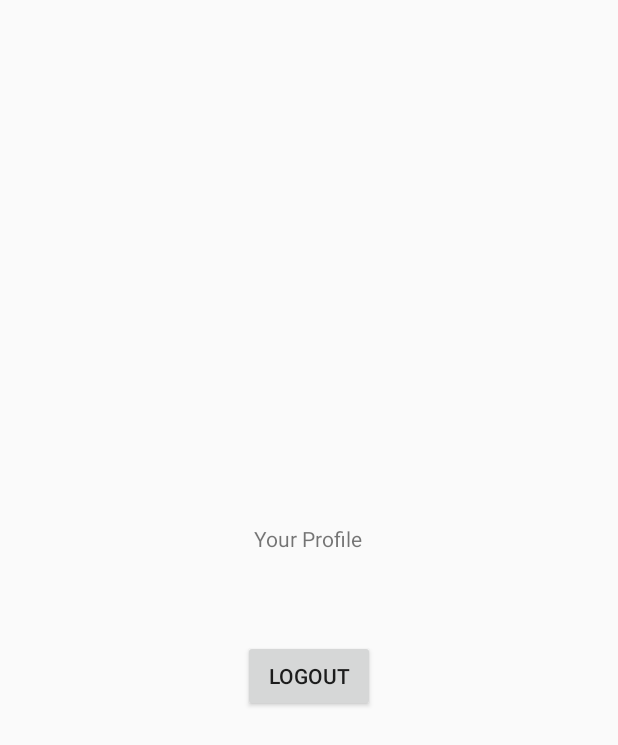
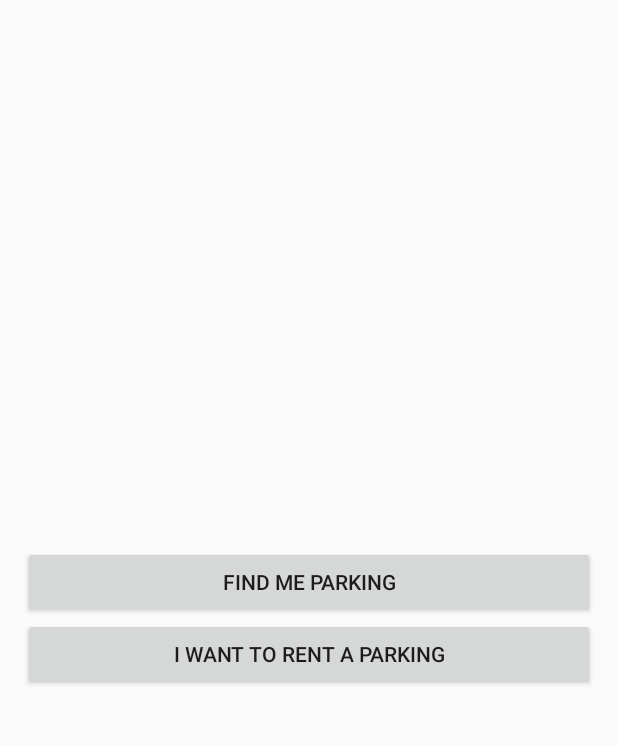
Before and after one commit to oravital7/parKing, an Android app: the screen it shows after launch (MainActivity), on a phone screen of 412 x 824 dp. Shown: the top 745 px of the screen. Run offline under Robolectric (Android 15) with nearby library versions, the phone set to English and light mode, and no system bars.

Commit message:
main activity update

```diff
--- a/app/src/main/java/com/fun/parking/MainActivity.java
+++ b/app/src/main/java/com/fun/parking/MainActivity.java
@@ -4,52 +4,29 @@ import androidx.appcompat.app.AppCompatActivity;
 import android.content.Intent;
 import android.os.Bundle;
 import android.view.View;
-import android.widget.TextView;
-
-import com.google.firebase.auth.FirebaseAuth;
-import com.google.firebase.firestore.DocumentReference;
-import com.google.firebase.firestore.DocumentSnapshot;
-import com.google.firebase.firestore.EventListener;
-import com.google.firebase.firestore.FirebaseFirestore;
-import com.google.firebase.firestore.FirebaseFirestoreException;
+import android.widget.Button;
 
 import javax.annotation.Nullable;
 
 public class MainActivity extends AppCompatActivity {
-    TextView fullName,email,phone;
-    FirebaseAuth fAuth;
-    FirebaseFirestore fStore;
-    String userId;
+    Button mRent, mFind;
 
     @Override
     protected void onCreate(Bundle savedInstanceState) {
         super.onCreate(savedInstanceState);
         setContentView(R.layout.activity_main);
-        phone = findViewById(R.id.profilePhone);
-        fullName = findViewById(R.id.profileName);
-        email    = findViewById(R.id.profileEmail);
+        mRent= findViewById(R.id.rent);
+        mFind = findViewById(R.id.findParking);
 
-        fAuth = FirebaseAuth.getInstance();
-        fStore = FirebaseFirestore.getInstance();
+//        mFind.setOnClickListener(new View.OnClickListener() {
+//            @Override
+//            public void onClick(View v) {
+//                startActivity(new Intent(MainActivity.this, buisness.BuisnessMainActivity.class));
+//            }
+//        });
 
-        userId = fAuth.getCurrentUser().getUid();
-
-        DocumentReference documentReference = fStore.collection("users").document(userId);
-        documentReference.addSnapshotListener(this, new EventListener<DocumentSnapshot>() {
-            @Override
-            public void onEvent(@Nullable DocumentSnapshot documentSnapshot, @Nullable FirebaseFirestoreException e) {
-                phone.setText(documentSnapshot.getString("phone"));
-                fullName.setText(documentSnapshot.getString("fName"));
-                email.setText(documentSnapshot.getString("email"));
-            }
-        });
 
 
     }
 
-    public void logout(View view) {
-        FirebaseAuth.getInstance().signOut();//logout
-        startActivity(new Intent(getApplicationContext(),Login.class));
-        finish();
-    }
 }
--- a/app/src/main/res/layout/activity_main.xml
+++ b/app/src/main/res/layout/activity_main.xml
@@ -9,56 +9,20 @@
     android:gravity="center"
     android:orientation="vertical"
     android:padding="15dp"
-    tools:context=".Login">
+    tools:context=".Login"
 
-    <TextView
-        android:id="@+id/textView4"
-        android:layout_width="wrap_content"
-        android:layout_height="wrap_content"
-        android:text="Your Profile"
-        app:layout_constraintBottom_toBottomOf="parent"
-        app:layout_constraintLeft_toLeftOf="parent"
-        app:layout_constraintRight_toRightOf="parent"
-        app:layout_constraintTop_toTopOf="parent" />
-
-    <ImageView
-        android:id="@+id/imageView"
-        android:layout_width="wrap_content"
-        android:layout_height="wrap_content"
-        tools:layout_editor_absoluteX="141dp"
-        tools:layout_editor_absoluteY="205dp"
-        tools:srcCompat="@tools:sample/avatars" />
-
-    <TextView
-        android:id="@+id/profileName"
-        android:layout_width="wrap_content"
-        android:layout_height="wrap_content"
-        android:text="Your Name"
-        tools:layout_editor_absoluteX="176dp"
-        tools:layout_editor_absoluteY="375dp" />
-
-    <TextView
-        android:id="@+id/profileEmail"
-        android:layout_width="wrap_content"
-        android:layout_height="wrap_content"
-        android:text="Your Email Address"
-        tools:layout_editor_absoluteX="144dp"
-        tools:layout_editor_absoluteY="394dp" />
-
-    <TextView
-        android:id="@+id/profilePhone"
-        android:layout_width="wrap_content"
-        android:layout_height="wrap_content"
-        android:text="Phone Number"
-        tools:layout_editor_absoluteX="182dp"
-        tools:layout_editor_absoluteY="429dp" />
+    >
 
     <Button
-        android:id="@+id/button"
-        android:layout_width="wrap_content"
+        android:id="@+id/findParking"
+        android:layout_width="match_parent"
         android:layout_height="wrap_content"
-        android:text="Logout"
-        tools:layout_editor_absoluteX="161dp"
-        tools:layout_editor_absoluteY="466dp" />
+        android:text="find me parking" />
+
+    <Button
+        android:id="@+id/rent"
+        android:layout_width="match_parent"
+        android:layout_height="wrap_content"
+        android:text="i want to rent a parking" />
 </LinearLayout>
 <!--</androidx.constraintlayout.widget.ConstraintLayout>-->
--- a/app/src/main/res/values/strings.xml
+++ b/app/src/main/res/values/strings.xml
@@ -24,4 +24,5 @@
     <string name="menu_send">Send</string>
     <string name="navigation_frawer_open">open navi</string>
     <string name="navigation_frawer_close">close navi</string>
+    <string name="title_activity_profile">Profile</string>
 </resources>
--- a/app/src/main/res/values/styles.xml
+++ b/app/src/main/res/values/styles.xml
@@ -6,7 +6,7 @@
         <item name="colorPrimary">@color/colorPrimary</item>
         <item name="colorPrimaryDark">@color/colorPrimaryDark</item>
         <item name="colorAccent">@color/colorAccent</item>
-<!--        <item name="coordinatorLayoutStyle">@style/Widget.Support.CoordinatorLayout</item>-->
+        <!--        <item name="coordinatorLayoutStyle">@style/Widget.Support.CoordinatorLayout</item>-->
     </style>
 
     <style name="AppTheme.NoActionBar">
```
Also changed, not shown: app/src/main/AndroidManifest.xml (+8 -2 lines), app/src/main/java/com/fun/parking/customer/Profile.java (added, +58 -0 lines), app/src/main/res/layout/activity_profile.xml (added, +33 -0 lines), app/src/main/res/layout/content_profile.xml (added, +64 -0 lines), app/src/main/res/drawable/city bacground.jpg (added).
